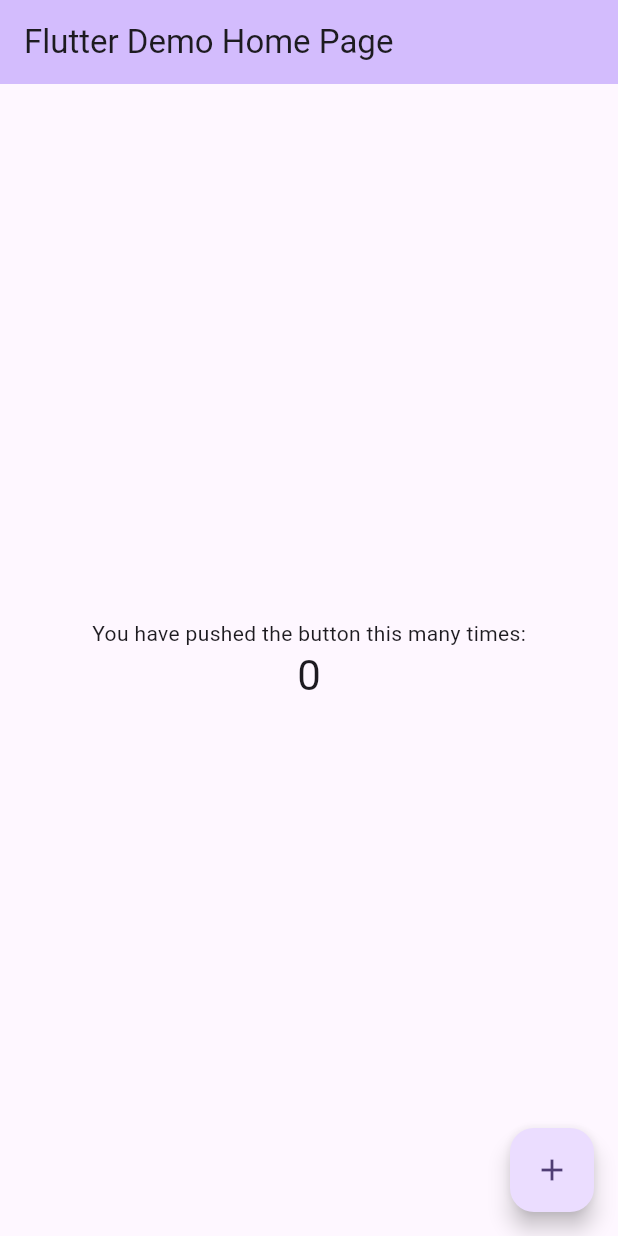
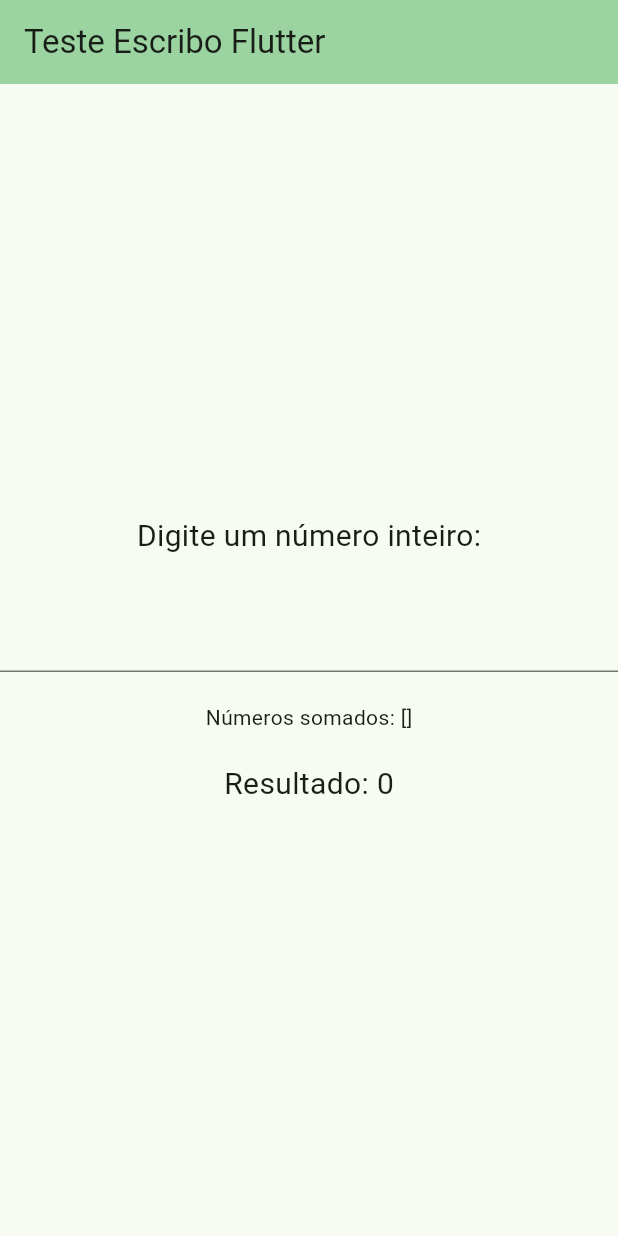
Before and after one commit to cesarsouzad/Flutter_escribo_teste, a Flutter app: the screen it shows after launch, on a phone screen of 412 x 824 dp. Run offline on Flutter 3.47's test engine with Material 3 defaults, Android fonts, the light colour scheme and no system bars.

Commit message:
aplicando as funçoes, criando loop e estilizando

```diff
--- a/escribo/lib/main.dart
+++ b/escribo/lib/main.dart
@@ -1,4 +1,5 @@
 import 'package:flutter/material.dart';
+import 'package:flutter/services.dart';
 
 void main() {
   runApp(const MyApp());
@@ -7,46 +8,22 @@
 class MyApp extends StatelessWidget {
   const MyApp({super.key});
 
-  // This widget is the root of your application.
   @override
   Widget build(BuildContext context) {
     return MaterialApp(
       title: 'Flutter Demo',
       theme: ThemeData(
-        // This is the theme of your application.
-        //
-        // TRY THIS: Try running your application with "flutter run". You'll see
-        // the application has a blue toolbar. Then, without quitting the app,
-        // try changing the seedColor in the colorScheme below to Colors.green
-        // and then invoke "hot reload" (save your changes or press the "hot
-        // reload" button in a Flutter-supported IDE, or press "r" if you used
-        // the command line to start the app).
-        //
-        // Notice that the counter didn't reset back to zero; the application
-        // state is not lost during the reload. To reset the state, use hot
-        // restart instead.
-        //
-        // This works for code too, not just values: Most code changes can be
-        // tested with just a hot reload.
-        colorScheme: ColorScheme.fromSeed(seedColor: Colors.deepPurple),
+        colorScheme:
+            ColorScheme.fromSeed(seedColor: Color.fromARGB(255, 58, 183, 96)),
         useMaterial3: true,
       ),
-      home: const MyHomePage(title: 'Flutter Demo Home Page'),
+      home: const MyHomePage(title: 'Teste Escribo Flutter'),
     );
   }
 }
 
 class MyHomePage extends StatefulWidget {
   const MyHomePage({super.key, required this.title});
-
-  // This widget is the home page of your application. It is stateful, meaning
-  // that it has a State object (defined below) that contains fields that affect
-  // how it looks.
-
-  // This class is the configuration for the state. It holds the values (in this
-  // case the title) provided by the parent (in this case the App widget) and
-  // used by the build method of the State. Fields in a Widget subclass are
-  // always marked "final".
 
   final String title;
 
@@ -55,71 +32,81 @@
 }
 
 class _MyHomePageState extends State<MyHomePage> {
-  int _counter = 0;
+  TextEditingController _textFieldController = TextEditingController();
+  int _resultado = 0;
 
-  void _incrementCounter() {
+  List<int> _numerosSomados = [];
+  // array vazio para capturar os numeros
+
+  @override
+  void initState() {
+    super.initState();
+    _textFieldController.addListener(_calcularSomatorioAutomatico);
+    // ao digitar um numero um monitoramento é feito chamando a função
+  }
+
+  void _calcularSomatorioAutomatico() {
+    int numero = int.tryParse(_textFieldController.text) ?? 0;
+    List<int> numerosSomados = obterNumerosSomados(numero);
+    int resultado = somatorioDivisiveisPor3ou5(numerosSomados);
     setState(() {
-      // This call to setState tells the Flutter framework that something has
-      // changed in this State, which causes it to rerun the build method below
-      // so that the display can reflect the updated values. If we changed
-      // _counter without calling setState(), then the build method would not be
-      // called again, and so nothing would appear to happen.
-      _counter++;
+      _resultado = resultado;
+      _numerosSomados = numerosSomados;
     });
+  }
+
+  List<int> obterNumerosSomados(int numero) {
+    List<int> numeros = [];
+
+    for (int i = 0; i < numero; i++) {
+      if (i % 3 == 0 || i % 5 == 0) {
+        numeros.add(i);
+      }
+    }
+
+    return numeros;
+  }
+
+  int somatorioDivisiveisPor3ou5(List<int> numeros) {
+    int somatorio = 0;
+    for (int numero in numeros) {
+      somatorio += numero;
+    }
+    return somatorio;
   }
 
   @override
   Widget build(BuildContext context) {
-    // This method is rerun every time setState is called, for instance as done
-    // by the _incrementCounter method above.
-    //
-    // The Flutter framework has been optimized to make rerunning build methods
-    // fast, so that you can just rebuild anything that needs updating rather
-    // than having to individually change instances of widgets.
     return Scaffold(
       appBar: AppBar(
-        // TRY THIS: Try changing the color here to a specific color (to
-        // Colors.amber, perhaps?) and trigger a hot reload to see the AppBar
-        // change color while the other colors stay the same.
         backgroundColor: Theme.of(context).colorScheme.inversePrimary,
-        // Here we take the value from the MyHomePage object that was created by
-        // the App.build method, and use it to set our appbar title.
         title: Text(widget.title),
       ),
       body: Center(
-        // Center is a layout widget. It takes a single child and positions it
-        // in the middle of the parent.
         child: Column(
-          // Column is also a layout widget. It takes a list of children and
-          // arranges them vertically. By default, it sizes itself to fit its
-          // children horizontally, and tries to be as tall as its parent.
-          //
-          // Column has various properties to control how it sizes itself and
-          // how it positions its children. Here we use mainAxisAlignment to
-          // center the children vertically; the main axis here is the vertical
-          // axis because Columns are vertical (the cross axis would be
-          // horizontal).
-          //
-          // TRY THIS: Invoke "debug painting" (choose the "Toggle Debug Paint"
-          // action in the IDE, or press "p" in the console), to see the
-          // wireframe for each widget.
           mainAxisAlignment: MainAxisAlignment.center,
           children: <Widget>[
             const Text(
-              'You have pushed the button this many times:',
+              'Digite um número inteiro:',
+              style: TextStyle(fontSize: 20),
             ),
-            Text(
-              '$_counter',
-              style: Theme.of(context).textTheme.headlineMedium,
+            TextField(
+              controller: _textFieldController,
+              keyboardType: TextInputType.number,
+              inputFormatters: [
+                FilteringTextInputFormatter.digitsOnly,
+              ],
+              textAlign: TextAlign.center,
+              style: TextStyle(fontSize: 40),
+              onChanged: (value) {},
             ),
+            SizedBox(height: 20),
+            Text('Números somados: $_numerosSomados'),
+            SizedBox(height: 20),
+            Text('Resultado: $_resultado', style: TextStyle(fontSize: 20)),
           ],
         ),
       ),
-      floatingActionButton: FloatingActionButton(
-        onPressed: _incrementCounter,
-        tooltip: 'Increment',
-        child: const Icon(Icons.add),
-      ), // This trailing comma makes auto-formatting nicer for build methods.
     );
   }
 }
```
Also changed, not shown: 1 other file.
